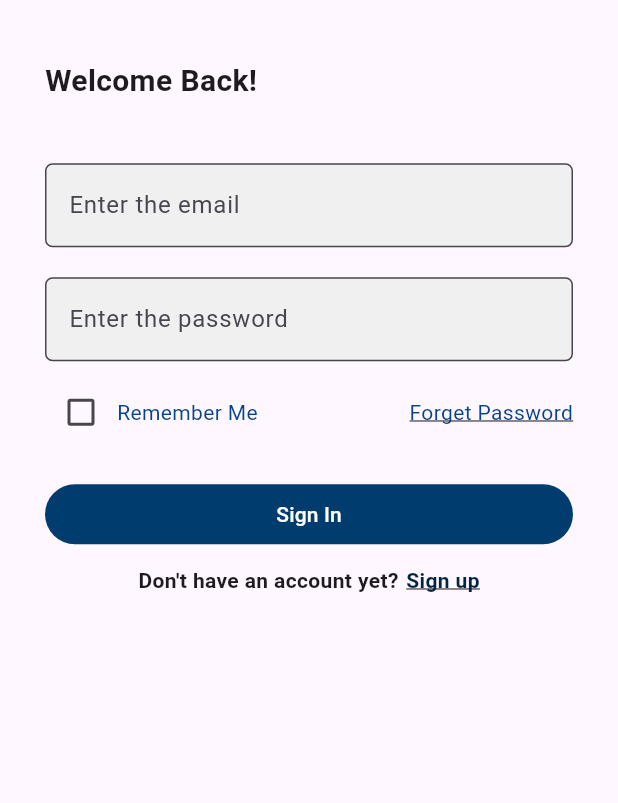
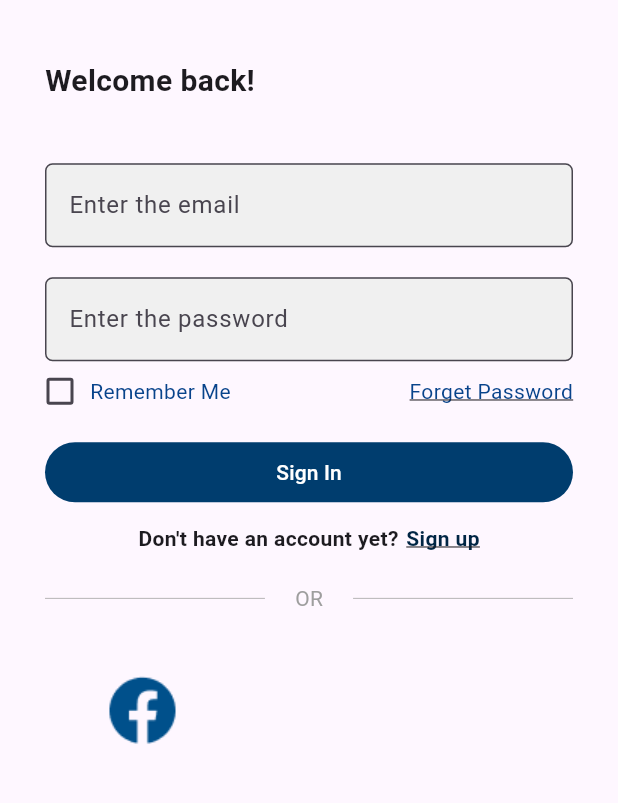
Before and after one commit to Team-CURLYBRACES/SoulNest, a Flutter app: the screen it shows after launch, on a phone screen of 412 x 824 dp, the part 248-1051 px from its top. Run offline on Flutter 3.47's test engine with Material 3 defaults, Android fonts, the phone set to English and light mode, and no system bars; Roboto replaces fonts that are missing (poppins).

Commit message:
login-screen

```diff
--- a/lib/screens/login_screen.dart
+++ b/lib/presentation/screens/login_screen/login_screen.dart
@@ -1,9 +1,10 @@
 import 'package:flutter/material.dart';
-import 'package:soulnest/components/custom_button.dart';
-import 'package:soulnest/components/forget_password_checkbox.dart';
-import 'package:soulnest/components/input_filed.dart';
-import 'package:soulnest/components/sign_up.dart';
-import 'package:soulnest/components/title_text.dart';
+import 'package:soulnest/presentation/widgets/custom_button.dart';
+import 'package:soulnest/presentation/widgets/forget_password_checkbox.dart';
+import 'package:soulnest/presentation/widgets/input_filed.dart';
+import 'package:soulnest/presentation/widgets/sign_in_logos.dart';
+import 'package:soulnest/presentation/widgets/sign_up.dart';
+import 'package:soulnest/presentation/widgets/title_text.dart';
 
 class LoginScreen extends StatelessWidget {
   const LoginScreen({super.key});
@@ -56,7 +57,37 @@ class LoginScreen extends StatelessWidget {
                   SizedBox(
                     height: 10,
                   ),
-                  SignUp()
+                  SignUp(),
+                  SizedBox(
+                    height: 20,
+                  ),
+                  Row(
+                    children: [
+                      Expanded(
+                        child: Divider(
+                          color: Colors.grey,
+                          thickness: 0.5,
+                        ),
+                      ),
+                      Padding(
+                        padding: EdgeInsets.symmetric(horizontal: 20),
+                        child: Text(
+                          "OR",
+                          style: TextStyle(
+                            color: Colors.grey,
+                            fontSize: 14,
+                          ),
+                        ),
+                      ),
+                      Expanded(
+                        child: Divider(
+                          color: Colors.grey,
+                          thickness: 0.5,
+                        ),
+                      )
+                    ],
+                  ),
+                  SignInLogos()
                 ],
               ),
             ),
--- a/lib/main.dart
+++ b/lib/presentation/screens/main.dart
@@ -1,5 +1,5 @@
 import 'package:flutter/material.dart';
-import 'package:soulnest/screens/login_screen.dart';
+import 'package:soulnest/presentation/screens/login_screen/login_screen.dart';
 
 void main() {
   runApp(const App());
--- a/lib/components/forget_password_checkbox.dart
+++ b/lib/presentation/widgets/forget_password_checkbox.dart
@@ -16,15 +16,21 @@ class _ForgetPasswordState extends State<ForgetPassword> {
       mainAxisAlignment: MainAxisAlignment.spaceBetween,
       children: [
         Row(
-          mainAxisAlignment: MainAxisAlignment.spaceBetween,
           children: [
-            Checkbox(
-              value: isChecked,
-              onChanged: (bool? value) {
-                setState(() {
-                  isChecked = value ?? false;
-                });
-              },
+            SizedBox(
+              height: 20,
+              width: 20,
+              child: Checkbox(
+                value: isChecked,
+                onChanged: (bool? value) {
+                  setState(() {
+                    isChecked = value!;
+                  });
+                },
+              ),
+            ),
+            const SizedBox(
+              width: 10,
             ),
             const Text(
               "Remember Me",
--- /dev/null
+++ b/lib/presentation/widgets/sign_in_logos.dart
@@ -0,0 +1,17 @@
+import 'package:flutter/material.dart';
+
+class SignInLogos extends StatelessWidget {
+  const SignInLogos({super.key});
+
+  @override
+  Widget build(BuildContext context) {
+    return const Row(
+      children: [
+        Image(
+          image: AssetImage("assets/images/facebook.png"),
+          width: 130,
+        ),
+      ],
+    );
+  }
+}
--- a/lib/components/title_text.dart
+++ b/lib/presentation/widgets/title_text.dart
@@ -8,7 +8,7 @@ class TitleText extends StatelessWidget {
     return const Row(
       children: [
         Text(
-          "Welcome Back!",
+          "Welcome back!",
           style: TextStyle(
             fontSize: 20,
             fontWeight: FontWeight.bold,
```
Also changed, not shown: lib/screens/login_screen/login_screen.dart (added, +68 -0 lines), assets/images/Apple_logo.png (added), assets/images/apple.svg (added), assets/images/facebook-3-3.svg (added), assets/images/facebook.png (added), assets/images/google-g-2015.svg (added), lib/presentation/widgets/custom_button.dart (renamed from lib/components/custom_button.dart), lib/presentation/widgets/input_filed.dart (renamed from lib/components/input_filed.dart), lib/presentation/widgets/sign_up.dart (renamed from lib/components/sign_up.dart), 1 other file.
